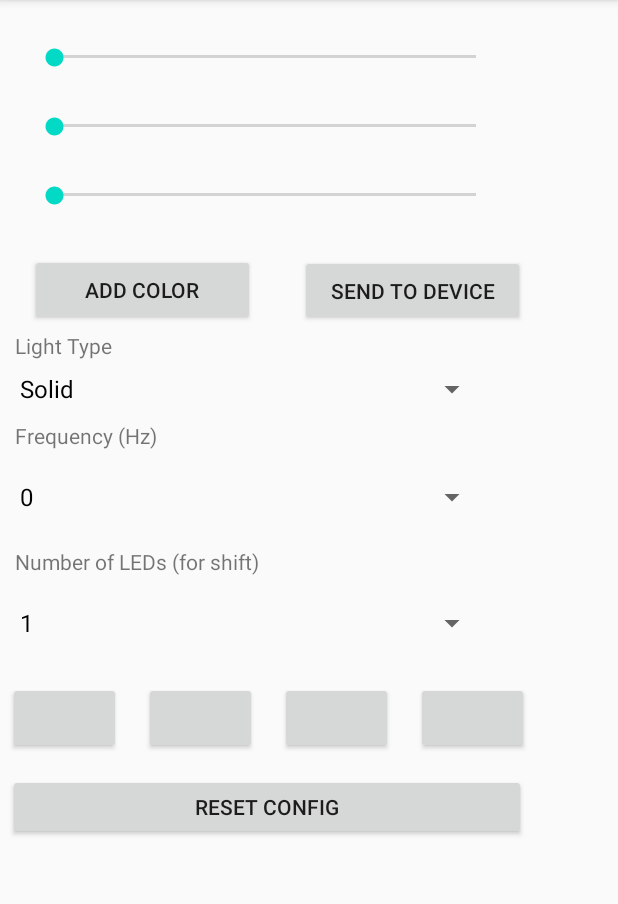
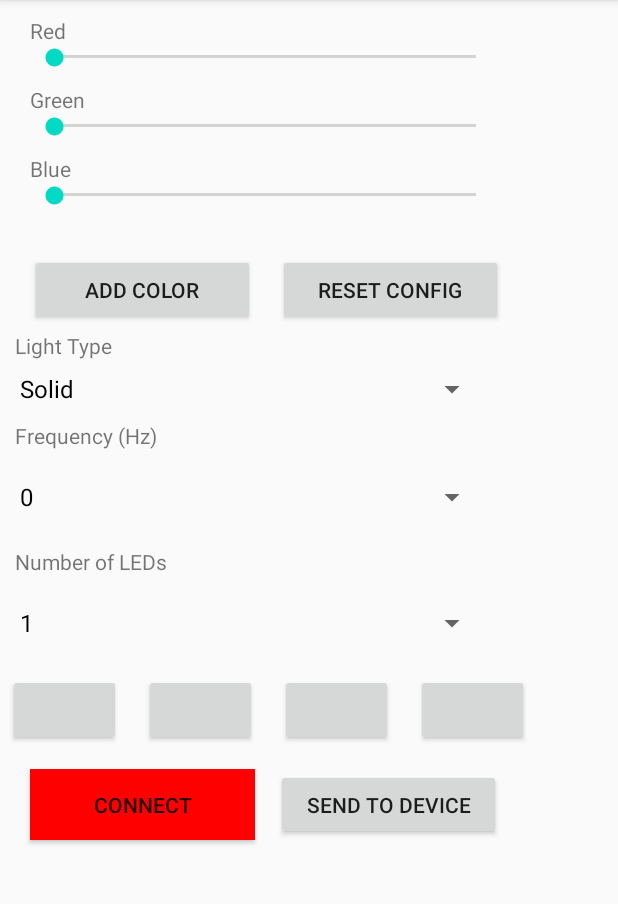
Before and after one commit to djcicala/RPILightControl, an Android app: the screen it shows after launch (MainActivity), on a phone screen of 412 x 824 dp, the part 84-988 px from its top. Run offline under Robolectric (Android 15) with nearby library versions, the light colour scheme and no system bars.

Commit message:
4_9 added several new features, including connections window. now more robust due to more try-catches

```diff
--- a/Android_Application/app/build.gradle
+++ b/Android_Application/app/build.gradle
@@ -31,4 +31,5 @@ dependencies {
     testImplementation 'junit:junit:4.12'
     androidTestImplementation 'androidx.test.ext:junit:1.1.1'
     androidTestImplementation 'androidx.test.espresso:espresso-core:3.2.0'
+    implementation 'androidx.recyclerview:recyclerview:1.1.0'
 }
--- a/Android_Application/app/src/main/AndroidManifest.xml
+++ b/Android_Application/app/src/main/AndroidManifest.xml
@@ -12,6 +12,7 @@
         android:roundIcon="@mipmap/ic_launcher_round"
         android:supportsRtl="true"
         android:theme="@style/AppTheme">
+        <activity android:name=".ConnectionsActivity"></activity>
         <activity android:name=".MainActivity">
             <intent-filter>
                 <action android:name="android.intent.action.MAIN" />
--- a/Android_Application/app/src/main/java/com/example/light_controller/MainActivity.java
+++ b/Android_Application/app/src/main/java/com/example/light_controller/MainActivity.java
@@ -14,6 +14,8 @@ import androidx.appcompat.app.AppCompatActivity;
 import android.bluetooth.BluetoothAdapter;
 import android.bluetooth.BluetoothDevice;
 import android.bluetooth.BluetoothSocket;
+import android.content.Intent;
+import android.graphics.Color;
 import android.os.ParcelUuid;
 import android.util.Log;
 import android.view.View;
@@ -22,6 +24,7 @@ import android.widget.Button;
 import android.widget.SeekBar;
 import android.widget.Spinner;
 import android.os.Bundle;
+import android.widget.Toast;
 
 import java.io.IOException;
 import java.io.InputStream;
@@ -42,6 +45,7 @@ public class MainActivity extends AppCompatActivity
     Button   sendToRPIButton;                  // button to send the data over bluetooth to the raspberry pi
     Button[] colorButtons = new Button[4];     // list of buttons to assign colors to
     Button   cancelButton;                     // button to clear the current configuration
+    Button   connectButton;                    // button to establish connection to a bluetooth device
 
     /* bluetooth communication objects */
     BluetoothMessageClass bluetoothMessage;   // container class to store all of the relevant fields of the bluetooth message
@@ -78,20 +82,21 @@ public class MainActivity extends AppCompatActivity
         colorButtons[2] = (Button) findViewById(R.id.color3);
         colorButtons[3] = (Button) findViewById(R.id.color4);
         cancelButton    = (Button) findViewById(R.id.cancelButton);
+        connectButton   = (Button) findViewById(R.id.connectButton);
 
 
         /* create a new instance of the bluetooth message on startup */
         bluetoothMessage = new BluetoothMessageClass();
 
         /* bluetooth module setup */
-        try
-        {
-            BluetoothInit();
-        }
-        catch(IOException e)
-        {
-            e.printStackTrace();
-        }
+        //try
+        //{
+        //    BluetoothInit();
+        //}
+        //catch(IOException e)
+        //{
+        //    e.printStackTrace();
+        //}
 
         /* color picker configuration */
         SeekBarListener localSeekBarListener = new SeekBarListener(addColorButton, redSlider, greenSlider, blueSlider);
@@ -106,9 +111,9 @@ public class MainActivity extends AppCompatActivity
         CancelButtoniListener cancelListener = new CancelButtoniListener(redSlider, greenSlider, blueSlider, lightTypeSpinner, frequencySpinner, numLEDSpinner, colorButtons, bluetoothMessage);
         cancelButton.setOnClickListener(cancelListener);
 
-        /* send configuration to rpi button configuration */
-        SendToRPIButtonListener localSendListener = new SendToRPIButtonListener(outputStream, inStream, bluetoothMessage, lightTypeSpinner, numLEDSpinner, frequencySpinner);
-        sendToRPIButton.setOnClickListener(localSendListener);
+        ConnectButtonListener connectListener = new ConnectButtonListener(this, this);
+        connectButton.setOnClickListener(connectListener);
+        connectButton.setBackgroundColor(Color.rgb(255,0,0));
 
         /* spinner (dropdown) configuration */
         ArrayAdapter<CharSequence> lightTypeAdapter = ArrayAdapter.createFromResource(this, R.array.light_options, android.R.layout.simple_spinner_dropdown_item);
@@ -129,7 +134,7 @@ public class MainActivity extends AppCompatActivity
     /*  Note:          Based on eleven's post on Stack Overflow:             */
     /*                 https://stackoverflow.com/a/22899728                  */
     /*************************************************************************/
-    private void BluetoothInit() throws IOException
+    private void BluetoothInit(int index) throws IOException
     {
         BluetoothAdapter blueAdapter = BluetoothAdapter.getDefaultAdapter();
         if (blueAdapter != null)
@@ -144,7 +149,7 @@ public class MainActivity extends AppCompatActivity
                 { // there are some bonded devices to this phone
 
                     Object[] devices = (Object []) bondedDevices.toArray();                 // cast this list to an indexable array
-                    BluetoothDevice device = (BluetoothDevice) devices[raspberryPiIndex];   // get the specific desired index of the paired bluetooth device (in this case, 6)
+                    BluetoothDevice device = (BluetoothDevice) devices[index];              // get the specific desired index of the paired bluetooth device (in this case, 6)
                     ParcelUuid[] uuids = device.getUuids();                                 // get the bluetooth UUID from the device
                     socket = device.createInsecureRfcommSocketToServiceRecord(uuids[0].getUuid());  // then use this UUID to initialize the global bluetooth socket
                     socket.connect();                                                       // connect the socket
@@ -163,4 +168,36 @@ public class MainActivity extends AppCompatActivity
             }
         }
     }
+
+    @Override
+    protected void onActivityResult(int requestCode, int resultCode, Intent intent)
+    {
+        super.onActivityResult(requestCode, resultCode, intent);
+        if(requestCode == 0)
+        {
+            try
+            {
+                int index = intent.getIntExtra("deviceID", 0);
+                try
+                {
+                    this.BluetoothInit(index);
+                    connectButton.setBackgroundColor(Color.rgb(0,255,0));
+                    connectButton.setText("CONNECTED");
+
+                    /* send configuration to rpi button configuration */
+                    SendToRPIButtonListener localSendListener = new SendToRPIButtonListener(outputStream, inStream, bluetoothMessage, lightTypeSpinner, numLEDSpinner, frequencySpinner, this.getApplicationContext(), connectButton);
+                    sendToRPIButton.setOnClickListener(localSendListener);
+
+                }
+                catch (IOException e)
+                {
+                    Toast.makeText(this, "Could not connect to device, please try again", Toast.LENGTH_LONG).show();
+                }
+            }
+            catch(NullPointerException e)
+            {
+                Toast.makeText(this, "Warning: No device selected", Toast.LENGTH_LONG).show();
+            }
+        }
+    }
 }
--- a/Android_Application/app/src/main/res/layout/activity_main.xml
+++ b/Android_Application/app/src/main/res/layout/activity_main.xml
@@ -5,6 +5,16 @@
     android:layout_width="match_parent"
     android:layout_height="match_parent"
     tools:context=".MainActivity">
+
+    <TextView
+        android:id="@+id/textView3"
+        android:layout_width="wrap_content"
+        android:layout_height="wrap_content"
+        android:layout_marginStart="20dp"
+        android:layout_marginLeft="20dp"
+        android:text="Blue"
+        app:layout_constraintBottom_toTopOf="@+id/seekBarBlue"
+        app:layout_constraintStart_toStartOf="parent" />
 
     <Spinner
         android:id="@+id/lightType"
@@ -109,7 +119,7 @@
         android:layout_marginStart="10dp"
         android:layout_marginLeft="10dp"
         android:layout_marginBottom="7dp"
-        android:text="Number of LEDs (for shift)"
+        android:text="Number of LEDs"
         app:layout_constraintBottom_toTopOf="@+id/numberLEDs"
         app:layout_constraintStart_toStartOf="parent" />
 
@@ -117,12 +127,12 @@
         android:id="@+id/sendToRPI"
         android:layout_width="150dp"
         android:layout_height="47dp"
-        android:layout_marginStart="30dp"
-        android:layout_marginLeft="30dp"
-        android:layout_marginTop="32dp"
+        android:layout_marginStart="184dp"
+        android:layout_marginLeft="184dp"
+        android:layout_marginTop="15dp"
         android:text="SEND TO DEVICE"
-        app:layout_constraintStart_toEndOf="@+id/addColorButton"
-        app:layout_constraintTop_toBottomOf="@+id/seekBarBlue" />
+        app:layout_constraintStart_toStartOf="parent"
+        app:layout_constraintTop_toBottomOf="@+id/color3" />
 
     <Button
         android:id="@+id/color1"
@@ -130,7 +140,7 @@
         android:layout_height="wrap_content"
         android:layout_marginStart="5dp"
         android:layout_marginLeft="5dp"
-        android:layout_marginTop="15dp"
+        android:layout_marginTop="10dp"
         app:layout_constraintStart_toStartOf="parent"
         app:layout_constraintTop_toBottomOf="@+id/numberLEDs" />
 
@@ -140,7 +150,7 @@
         android:layout_height="wrap_content"
         android:layout_marginStart="15dp"
         android:layout_marginLeft="15dp"
-        android:layout_marginTop="15dp"
+        android:layout_marginTop="10dp"
         app:layout_constraintStart_toEndOf="@+id/color1"
         app:layout_constraintTop_toBottomOf="@+id/numberLEDs" />
 
@@ -150,7 +160,7 @@
         android:layout_height="wrap_content"
         android:layout_marginStart="15dp"
         android:layout_marginLeft="15dp"
-        android:layout_marginTop="15dp"
+        android:layout_marginTop="10dp"
         app:layout_constraintStart_toEndOf="@+id/color2"
         app:layout_constraintTop_toBottomOf="@+id/numberLEDs" />
 
@@ -160,19 +170,50 @@
         android:layout_height="wrap_content"
         android:layout_marginStart="15dp"
         android:layout_marginLeft="15dp"
-        android:layout_marginTop="15dp"
+        android:layout_marginTop="10dp"
         app:layout_constraintStart_toEndOf="@+id/color3"
         app:layout_constraintTop_toBottomOf="@+id/numberLEDs" />
 
     <Button
         android:id="@+id/cancelButton"
-        android:layout_width="345dp"
-        android:layout_height="44dp"
-        android:layout_marginStart="5dp"
-        android:layout_marginLeft="5dp"
-        android:layout_marginTop="13dp"
+        android:layout_width="150dp"
+        android:layout_height="48dp"
+        android:layout_marginStart="15dp"
+        android:layout_marginLeft="15dp"
+        android:layout_marginTop="31dp"
         android:text="RESET CONFIG"
+        app:layout_constraintStart_toEndOf="@+id/addColorButton"
+        app:layout_constraintTop_toBottomOf="@+id/seekBarBlue" />
+
+    <Button
+        android:id="@+id/connectButton"
+        android:layout_width="150dp"
+        android:layout_height="47dp"
+        android:layout_marginStart="20dp"
+        android:layout_marginLeft="20dp"
+        android:layout_marginTop="15dp"
+        android:text="CONNECT"
         app:layout_constraintStart_toStartOf="parent"
         app:layout_constraintTop_toBottomOf="@+id/color1" />
 
+    <TextView
+        android:id="@+id/Red"
+        android:layout_width="wrap_content"
+        android:layout_height="wrap_content"
+        android:layout_marginStart="20dp"
+        android:layout_marginLeft="20dp"
+        android:text="Red"
+        app:layout_constraintBottom_toTopOf="@+id/seekBarRed"
+        app:layout_constraintStart_toStartOf="parent" />
+
+    <TextView
+        android:id="@+id/textView2"
+        android:layout_width="wrap_content"
+        android:layout_height="wrap_content"
+        android:layout_marginStart="20dp"
+        android:layout_marginLeft="20dp"
+        android:text="Green"
+        app:layout_constraintBottom_toTopOf="@+id/seekBarGreen"
+        app:layout_constraintStart_toStartOf="parent" />
+
 </androidx.constraintlayout.widget.ConstraintLayout>
```
Also changed, not shown: Android_Application/app/src/main/java/com/example/light_controller/ConnectButtonListener.java (added, +70 -0 lines), Android_Application/app/src/main/java/com/example/light_controller/ConnectionsActivity.java (added, +45 -0 lines), Android_Application/app/src/main/java/com/example/light_controller/Device.java (added, +11 -0 lines), Android_Application/app/src/main/java/com/example/light_controller/ListViewArrayAdapter.java (added, +62 -0 lines), Android_Application/app/src/main/java/com/example/light_controller/SendToRPIButtonListener.java (+24 -5 lines), Android_Application/app/src/main/res/layout/activity_connections.xml (added, +19 -0 lines), Android_Application/app/src/main/res/layout/single_device_layout.xml (added, +32 -0 lines).
